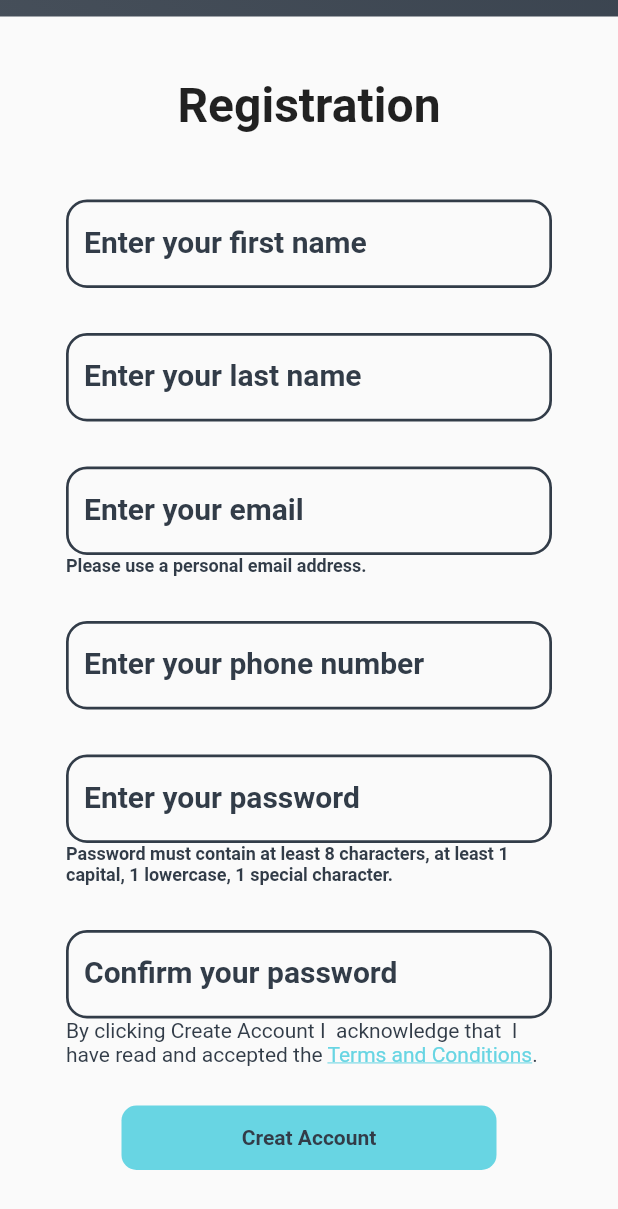
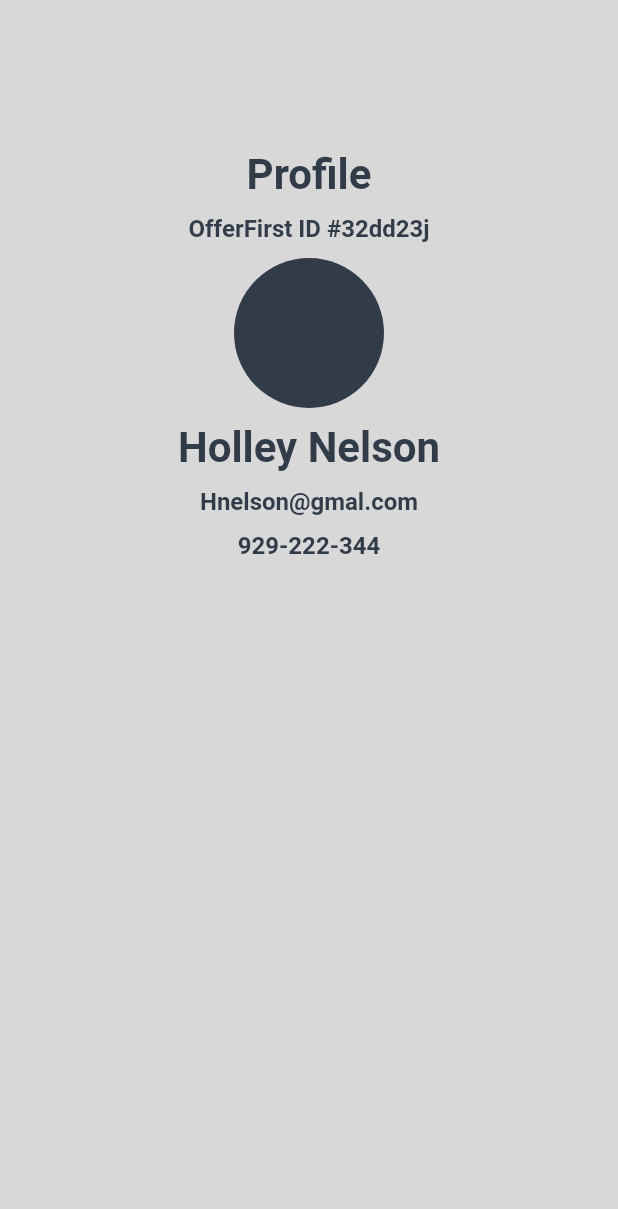
Before and after one commit to karushnikoyan/redops_task, a Flutter app: the SignUpScreen screen opened directly, scrolled down 401 dp, after a tap on "Creat Account", on a phone screen of 412 x 824 dp. Shown: the top 1209 px of the screen. Run offline on Flutter 3.47's test engine with Material 2 defaults, Android fonts, the light colour scheme and no system bars; drawn by our look-alikes of reactive_forms.

Commit message:
have been added profile screen witout http

```diff
--- a/lib/src/data/constants.dart
+++ b/lib/src/data/constants.dart
@@ -7,6 +7,7 @@ abstract class Konsts {
 
   static const Color KDarkColor = Color.fromRGBO(50, 60, 72, 1);
   static const Color KBlueAccentColor = Color.fromRGBO(104,213,227, 1);
+  static const Color KWiteColor = Color.fromRGBO(216, 216, 216, 1);
 
 
 }
--- /dev/null
+++ b/lib/src/presentation/screens/profile_screen.dart
@@ -0,0 +1,63 @@
+import 'package:flutter/material.dart';
+import 'package:redops_test/src/data/constants.dart';
+
+class ProfileScreen extends StatelessWidget {
+  @override
+  Widget build(BuildContext context) {
+    return Scaffold(backgroundColor: Konsts.KWiteColor,
+      body: SingleChildScrollView(
+        child: Center(
+          child: Column(
+            children: const [
+              SizedBox(
+                height: 100,
+              ),
+              Text(
+                "Profile",
+                style: TextStyle(
+                    fontSize: 28.0,
+                    fontWeight: FontWeight.bold,
+                    color: Konsts.KDarkColor),
+              ),
+              SizedBox(height: 10,),
+              Text(
+                "OfferFirst ID #32dd23j",
+                style: TextStyle(
+                    fontSize: 16.0,
+                    fontWeight: FontWeight.bold,
+                    color: Konsts.KDarkColor),
+              ),
+              SizedBox(height: 10,),
+              CircleAvatar(radius: 50,backgroundColor: Konsts.KDarkColor,),
+              SizedBox(height: 10,),
+              Text(
+                "Holley Nelson",
+                style: TextStyle(
+                    fontSize: 28.0,
+                    fontWeight: FontWeight.bold,
+                    color: Konsts.KDarkColor),
+              ),
+              SizedBox(height: 10,),
+
+              Text(
+                "Hnelson@gmal.com",
+                style: TextStyle(
+                    fontSize: 16.0,
+                    fontWeight: FontWeight.bold,
+                    color: Konsts.KDarkColor),
+              ),
+              SizedBox(height: 10,),
+              Text(
+                "929-222-344",
+                style: TextStyle(
+                    fontSize: 16.0,
+                    fontWeight: FontWeight.bold,
+                    color: Konsts.KDarkColor),
+              ),
+            ],
+          ),
+        ),
+      ),
+    );
+  }
+}
--- a/lib/src/presentation/screens/sign_up_screen.dart
+++ b/lib/src/presentation/screens/sign_up_screen.dart
@@ -1,6 +1,7 @@
 import 'package:flutter/cupertino.dart';
 import 'package:flutter/material.dart';
 import 'package:reactive_forms/reactive_forms.dart';
+import 'package:redops_test/src/presentation/screens/profile_screen.dart';
 
 import '../../core/styls.dart';
 import '../../data/constants.dart';
@@ -183,7 +184,12 @@ class SignUpScreen extends StatelessWidget {
                       height: 26,
                     ),
                     GestureDetector(
-                      onTap: () {},
+                      onTap: () {
+                        Navigator.push(
+                          context,
+                          MaterialPageRoute(builder: (context) => ProfileScreen()),
+                        );
+                      },
                       child: Container(
                         width: 250,
                         height: 43,
```
Also changed, not shown: lib/src/presentation/provider/redops_provider.dart (added).
